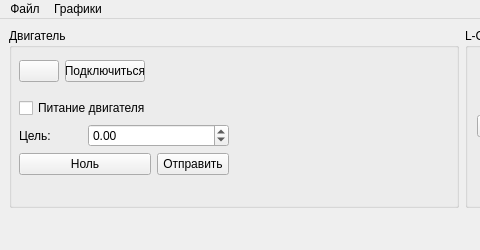
This is mainwindow.ui in efvai/motor-stand as Qt 5 draws it before an edit; both pictures show x 0 to 480 and y 0 to 250 of the 810 by 250 pixel window. The edited form follows.
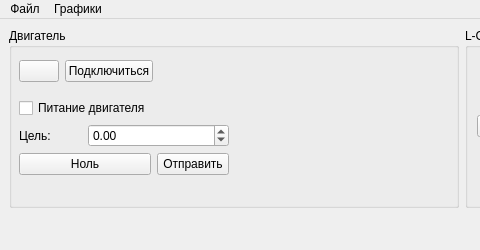
This is the edited form. Icons and pictures are not drawn.

Patch:
```diff
--- a/mainwindow.ui
+++ b/mainwindow.ui
@@ -44,12 +44,12 @@
       <property name="title">
        <string>Двигатель</string>
       </property>
-      <widget class="QWidget" name="">
+      <widget class="QWidget" name="layoutWidget">
        <property name="geometry">
         <rect>
          <x>10</x>
          <y>30</y>
-         <width>126</width>
+         <width>134</width>
          <height>26</height>
         </rect>
        </property>
@@ -74,7 +74,7 @@
         </item>
        </layout>
       </widget>
-      <widget class="QWidget" name="">
+      <widget class="QWidget" name="layoutWidget">
        <property name="geometry">
         <rect>
          <x>10</x>
```
Left out of the diff: 18 changed lines with no effect on the pictures.
